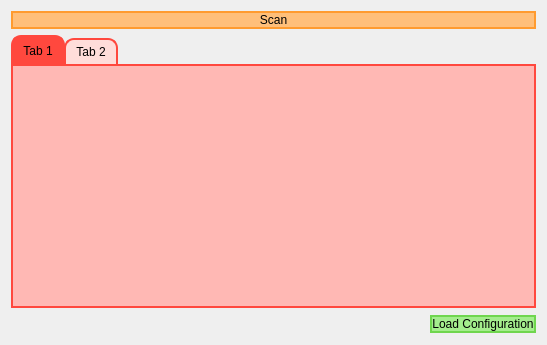
Old version of the form BaxterGBI_gui/src/configpanel.ui in the repository EmaroLab/gesture_based_interface.
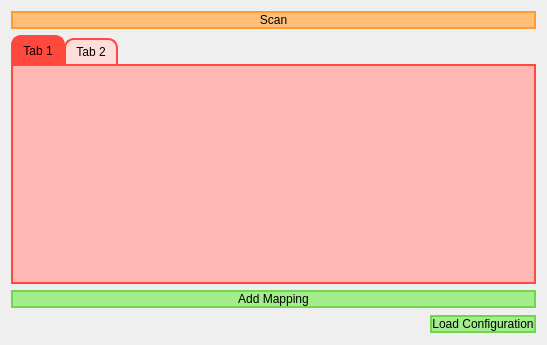
New version of the form.

Commit message: Add mapping button moved from tab content to config panel

```diff
--- a/BaxterGBI_gui/src/configpanel.ui
+++ b/BaxterGBI_gui/src/configpanel.ui
@@ -138,6 +138,31 @@
        </item>
       </layout>
      </item>
+     <item>
+      <layout class="QHBoxLayout" name="horizontalLayout_2">
+       <item>
+        <widget class="QPushButton" name="addMappingButton">
+         <property name="styleSheet">
+          <string notr="true">#addMappingButton{
+background-color:#A4ED8D;
+	border:2px solid #6FD64E;
+}
+
+#addMappingButton:hover{
+	background-color:#6FD64E;
+}
+
+#addMappingButton:disabled{
+	background-color:#FFFEFE;
+}</string>
+         </property>
+         <property name="text">
+          <string>Add Mapping</string>
+         </property>
+        </widget>
+       </item>
+      </layout>
+     </item>
      <item>
       <layout class="QHBoxLayout" name="horizontalLayout">
        <item>
```
The commit also changes 5 other files.
